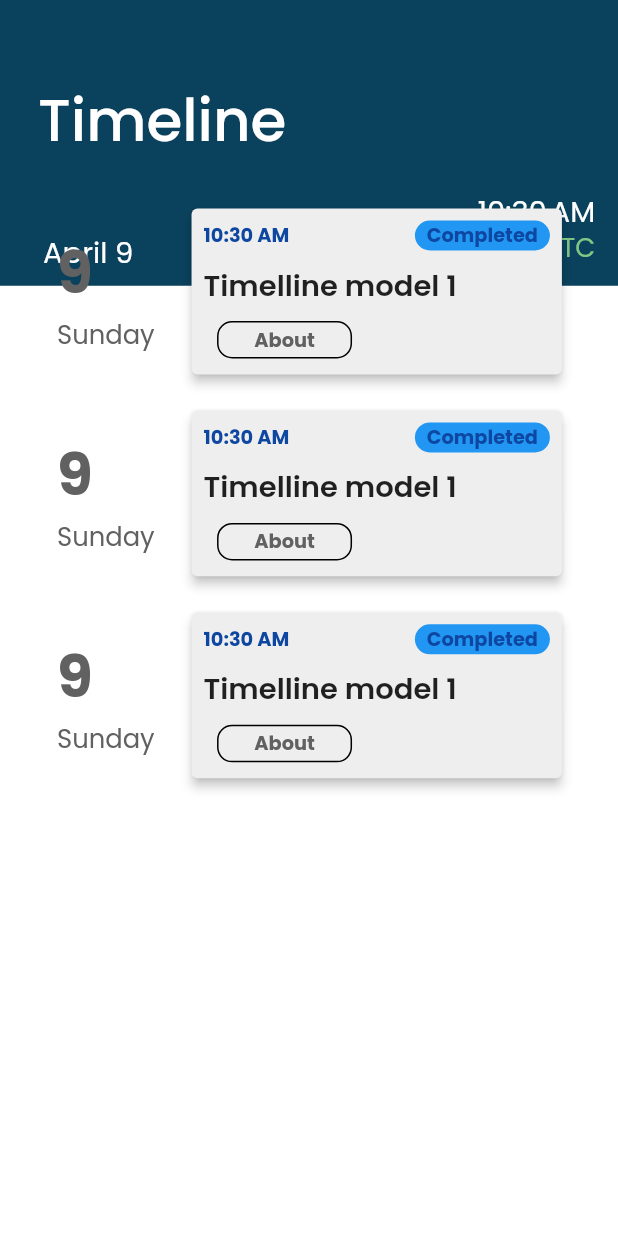
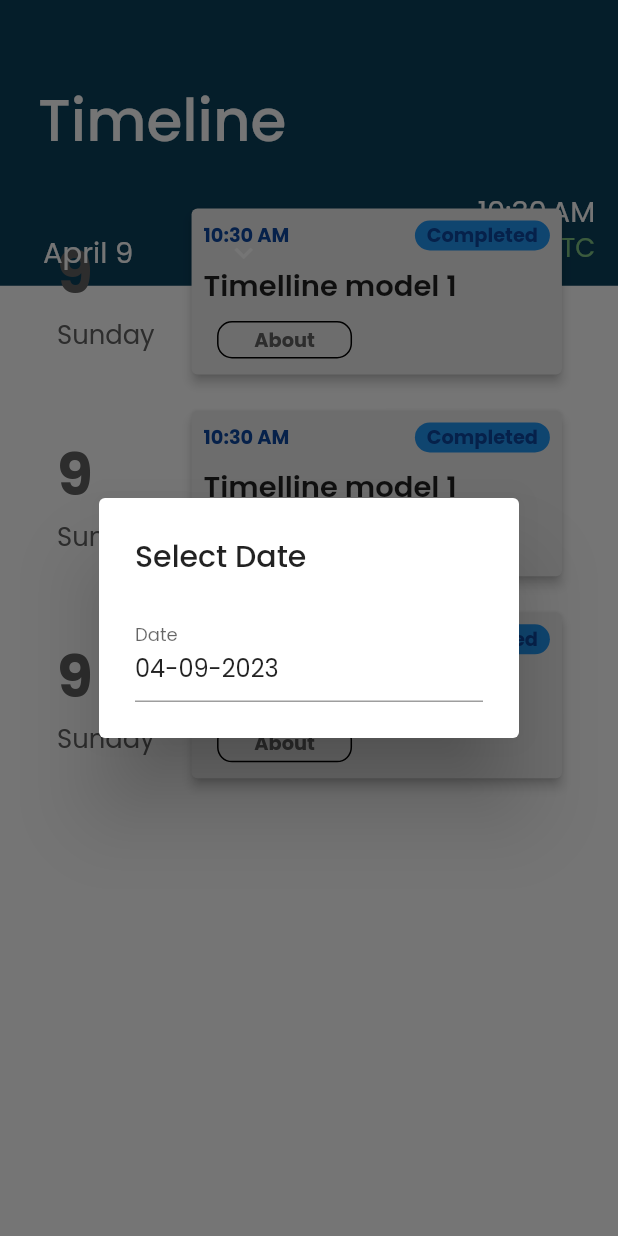
Before and after one commit to ahmadexe/YESIST12-iOS-App, a Flutter app: the TimelineScreen screen opened directly, after a tap on an icon or button, on a phone screen of 412 x 824 dp. Run offline on Flutter 3.47's test engine with Material 2 defaults, Android fonts, the phone set to English and light mode, and no system bars; our stand-ins replace cached_network_image, flutter_form_builder, flutter_rating_bar, flutter_svg, form_builder_validators; network calls fail.

```diff
--- a/lib/screens/timeline/timeline_screen.dart
+++ b/lib/screens/timeline/timeline_screen.dart
@@ -69,40 +69,6 @@ class _TimelineScreenState extends State<TimelineScreen> {
             ),
           ),
           Positioned(
-            top: AppDimensions.normalize(55),
-            left: AppDimensions.normalize(5),
-            child: SizedBox(
-              width: AppDimensions.normalize(70),
-              child: ExpansionTile(
-                maintainState: true,
-                title: Text(
-                  DateFormat('MMMMd').format(_selectedDate),
-                  style: AppText.b1!.copyWith(color: Colors.white),
-                ),
-                iconColor: Colors.white,
-                collapsedIconColor: Colors.white,
-                children: [
-                  FormBuilderDateTimePicker(
-                    name: 'date',
-                    initialDate: DateTime.now(),
-                    initialValue: DateTime.now(),
-                    inputType: InputType.date,
-                    format: DateFormat("MM-dd-yyyy"),
-                    decoration: const InputDecoration(labelText: "Date"),
-                    initialEntryMode: DatePickerEntryMode.calendar,
-                    onChanged: (value) {
-                      if (value != null) {
-                        setState(() {
-                          _selectedDate = value;
-                        });
-                      }
-                    },
-                  ),
-                ],
-              ),
-            ),
-          ),
-          Positioned(
             top: AppDimensions.normalize(50),
             right: AppDimensions.normalize(6),
             child: Text(
@@ -140,6 +106,69 @@ class _TimelineScreenState extends State<TimelineScreen> {
               },
             ),
           ),
+           Positioned(
+            top: AppDimensions.normalize(55),
+            left: AppDimensions.normalize(5),
+            child: SizedBox(
+              width: AppDimensions.normalize(70),
+              child: ExpansionTile(
+                maintainState: true,
+                title: GestureDetector(
+                  onTap: () {
+                    showDialog(
+                context: context,
+                builder: (context) {
+                  return AlertDialog(
+                    title: Text("Select Date"),
+                    content: FormBuilderDateTimePicker(
+                      name: 'date',
+                      initialDate: DateTime.now(),
+                      initialValue: DateTime.now(),
+                      inputType: InputType.date,
+                      format: DateFormat("MM-dd-yyyy"),
+                      decoration: const InputDecoration(labelText: "Date"),
+                      initialEntryMode: DatePickerEntryMode.calendar,
+                      onChanged: (value) {
+                        if (value != null) {
+                          Navigator.of(context).pop();
+                          setState(() {
+                            _selectedDate = value;
+                          });
+                        }
+                      },
+                    ),
+                  );
+                },
+              );
+                  },
+                  child: Text(
+                    DateFormat('MMMMd').format(_selectedDate),
+                    style: AppText.b1!.copyWith(color: Colors.white),
+                  ),
+                ),
+                iconColor: Colors.white,
+                collapsedIconColor: Colors.white,
+                children: [
+                  // FormBuilderDateTimePicker(
+                  //   name: 'date',
+                  //   initialDate: DateTime.now(),
+                  //   initialValue: DateTime.now(),
+                  //   inputType: InputType.date,
+                  //   format: DateFormat("MM-dd-yyyy"),
+                  //   decoration: const InputDecoration(labelText: "Date"),
+                  //   initialEntryMode: DatePickerEntryMode.calendar,
+                  //   onChanged: (value) {
+                  //     if (value != null) {
+                  //       setState(() {
+                  //         _selectedDate = value;
+                  //       });
+                  //     }
+                  //   },
+                  // ),
+                ],
+              ),
+            ),
+                   ),
         ],
       ),
     );
```
